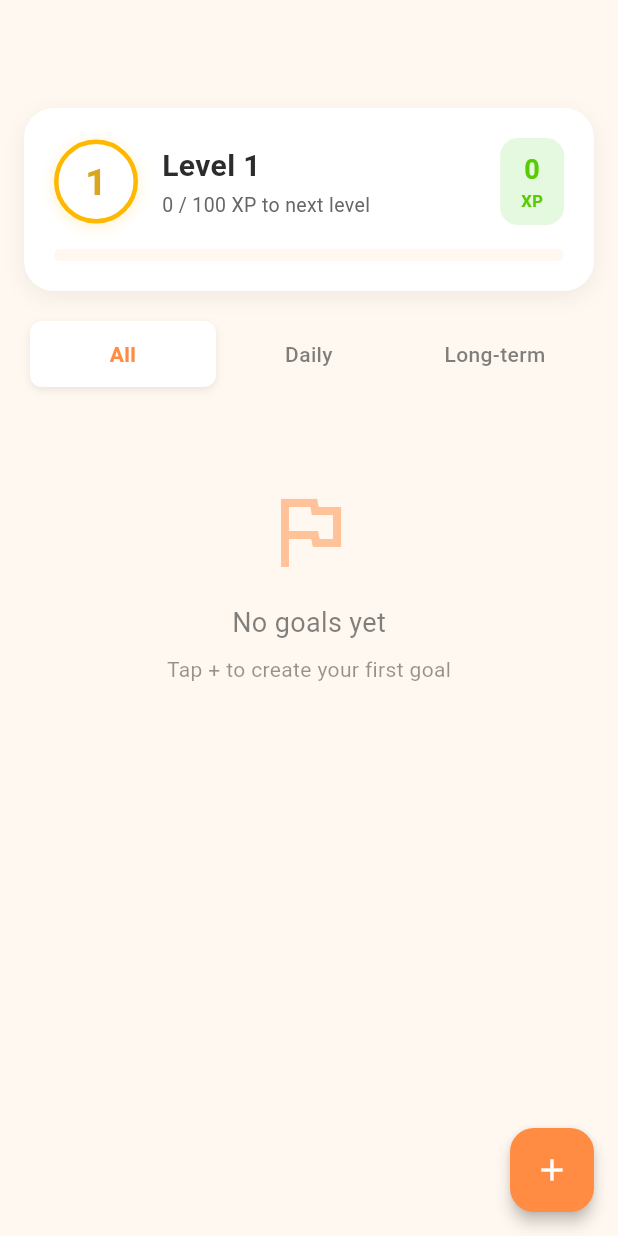
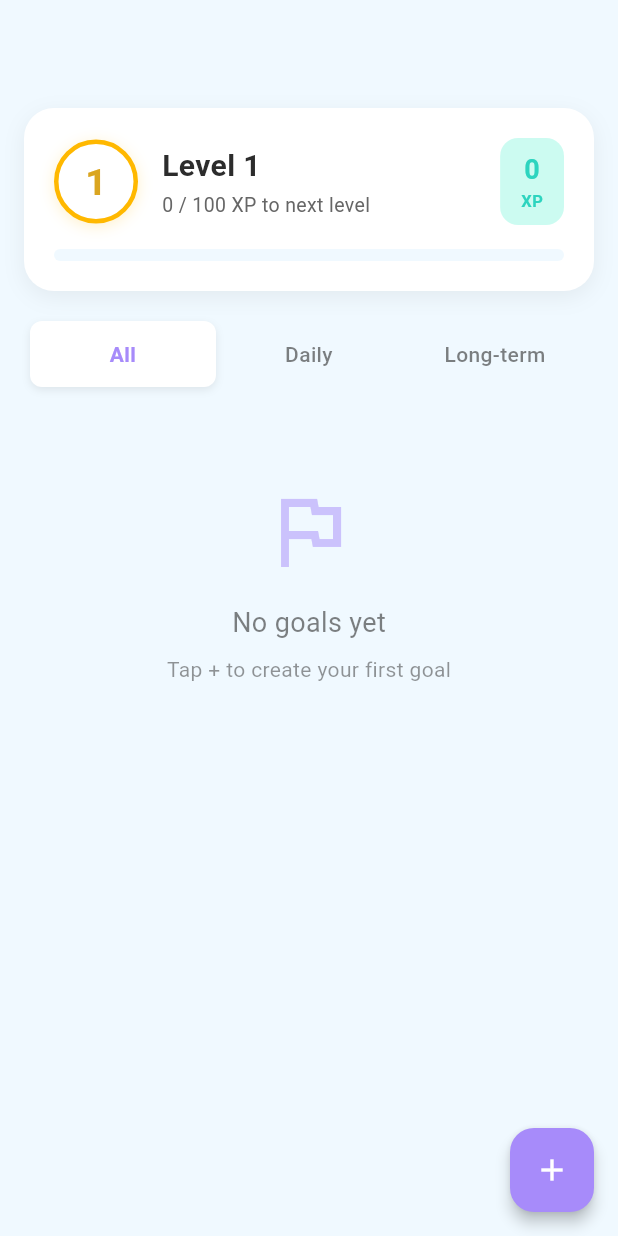
Before and after one commit to ptan24b58/catalist, a Flutter app: the screen it shows after launch, on a phone screen of 412 x 824 dp. Run offline on Flutter 3.47's test engine with Material 3 defaults, Android fonts, the phone set to English and light mode, and no system bars; our stand-ins replace lottie, shared_preferences.

Commit message:
Color scheme update

```diff
--- a/lib/main.dart
+++ b/lib/main.dart
@@ -45,7 +45,7 @@ class GoalTrackerApp extends StatelessWidget {
     return ThemeData(
       useMaterial3: true,
       colorScheme: ColorScheme.light(
-        primary: AppColors.catOrange,
+        primary: AppColors.primary,
         onPrimary: Colors.white,
         secondary: AppColors.catBlue,
         onSecondary: Colors.white,
@@ -53,13 +53,13 @@ class GoalTrackerApp extends StatelessWidget {
         onTertiary: Colors.white,
         surface: Colors.white,
         onSurface: AppColors.textPrimary,
-        surfaceContainerHighest: AppColors.catCream,
+        surfaceContainerHighest: AppColors.surfaceTint,
         error: AppColors.error,
         onError: Colors.white,
-        outline: AppColors.catOrangeLight,
-        shadow: AppColors.catOrange.withValues(alpha: 0.2),
+        outline: AppColors.primaryLight,
+        shadow: AppColors.primary.withValues(alpha: 0.2),
       ),
-      scaffoldBackgroundColor: AppColors.catCream,
+      scaffoldBackgroundColor: AppColors.surfaceTint,
       appBarTheme: const AppBarTheme(
         backgroundColor: Colors.transparent,
         elevation: 0,
@@ -80,13 +80,13 @@ class GoalTrackerApp extends StatelessWidget {
         margin: EdgeInsets.zero,
       ),
       floatingActionButtonTheme: const FloatingActionButtonThemeData(
-        backgroundColor: AppColors.catOrange,
+        backgroundColor: AppColors.primary,
         foregroundColor: Colors.white,
         elevation: 4,
       ),
       elevatedButtonTheme: ElevatedButtonThemeData(
         style: ElevatedButton.styleFrom(
-          backgroundColor: AppColors.catOrange,
+          backgroundColor: AppColors.primary,
           foregroundColor: Colors.white,
           elevation: 0,
           shape: RoundedRectangleBorder(
@@ -108,20 +108,20 @@ class GoalTrackerApp extends StatelessWidget {
         ),
         focusedBorder: OutlineInputBorder(
           borderRadius: BorderRadius.circular(16),
-          borderSide: const BorderSide(color: AppColors.catOrange, width: 2),
+          borderSide: const BorderSide(color: AppColors.primary, width: 2),
         ),
         contentPadding: const EdgeInsets.all(20),
       ),
       progressIndicatorTheme: const ProgressIndicatorThemeData(
-        color: AppColors.catOrange,
-        linearTrackColor: AppColors.catOrangeLight,
+        color: AppColors.primary,
+        linearTrackColor: AppColors.primaryLight,
       ),
       iconTheme: const IconThemeData(
-        color: AppColors.catOrange,
+        color: AppColors.primary,
       ),
       chipTheme: ChipThemeData(
         backgroundColor: Colors.white,
-        selectedColor: AppColors.catOrange,
+        selectedColor: AppColors.primary,
         checkmarkColor: Colors.white,
         labelStyle: const TextStyle(
           color: AppColors.textPrimary,
--- a/lib/screens/goals_list_screen.dart
+++ b/lib/screens/goals_list_screen.dart
@@ -184,7 +184,7 @@ class _GoalsListScreenState extends State<GoalsListScreen> {
                           children: [
                             StreakBadge(streak: _highestStreak, size: 22),
                             const SizedBox(width: 8),
-                            Text(
+                            const Text(
                               'day streak',
                               style: TextStyle(
                                 fontSize: 14,
@@ -517,7 +517,7 @@ class _GoalsListScreenState extends State<GoalsListScreen> {
           Icon(
             Icons.local_fire_department,
             size: 14,
-            color: Theme.of(context).colorScheme.primary,
+            color: AppColors.streakFlameOrange,
           ),
           const SizedBox(width: 4),
           Text(
--- a/lib/utils/app_colors.dart
+++ b/lib/utils/app_colors.dart
@@ -4,12 +4,20 @@ import 'package:flutter/material.dart';
 class AppColors {
   AppColors._(); // Private constructor to prevent instantiation
 
-  // ============ Cat Mascot Theme Colors ============
-  static const catOrange = Color(0xFFFF8C42);
-  static const catOrangeLight = Color(0xFFFFE4D1);
-  static const catCream = Color(0xFFFFF8F0);
-  static const catBlue = Color(0xFF5B9BD5);
+  // ============ Primary Palette (Ocean / Baby Blue) ============
+  /// Light purple – main primary (replaces #0284C7)
+  static const primary = Color(0xFFA78BFA);
+  /// Baby blue – light primary, backgrounds, tracks
+  static const primaryLight = Color(0xFFBAE6FD);
+  /// Soft blue-white – scaffold/surface tint
+  static const surfaceTint = Color(0xFFF0F9FF);
+  /// Medium blue – accents, links
+  static const catBlue = Color(0xFF0EA5E9);
   static const catGold = Color(0xFFFFB84D);
+  // Legacy aliases so existing UI uses new primary palette
+  static const catOrange = primary;
+  static const catOrangeLight = primaryLight;
+  static const catCream = surfaceTint;
 
   // ============ Text Colors ============
   static const textPrimary = Color(0xFF2C2C2C);
@@ -18,11 +26,12 @@ class AppColors {
 
   // ============ Semantic Colors ============
   static const error = Color(0xFFE57373);
-  static const success = Color(0xFF58CC02);
+  /// Softer teal – fits purple/blue without standing out.
+  static const success = Color(0xFF2DD4BF);
   static const warning = Color(0xFFFF9600);
 
-  // ============ Emotion/Mood Colors (Duolingo-inspired) ============
-  static const emotionHappy = Color(0xFF58CC02);
+  // ============ Emotion/Mood Colors ============
+  static const emotionHappy = Color(0xFF2DD4BF);
   static const emotionNeutral = Color(0xFF1CB0F6);
   static const emotionWorried = Color(0xFFFF9600);
   static const emotionSad = Color(0xFFFF4B4B);
@@ -33,7 +42,9 @@ class AppColors {
   static const surfaceWhite = Colors.white;
 
   // ============ Gamification Colors (Duolingo-inspired) ============
-  // Streak tier colors
+  /// Streak flame/emoji – always orange (unchanged by primary palette)
+  static const streakFlameOrange = Color(0xFFFF8C42);
+  // Streak tier colors (warm orange → gold)
   static const streakBronze = Color(0xFFFF8C42);      // 1-6 days
   static const streakSilver = Color(0xFFFF6B35);      // 7-13 days
   static const streakGold = Color(0xFFFF4500);        // 14-29 days
@@ -44,10 +55,12 @@ class AppColors {
   static const crownGoldDark = Color(0xFFDAA520);
   static const crownShine = Color(0xFFFFF8DC);
 
-  // XP colors
-  static const xpGreen = Color(0xFF58CC02);
-  static const xpGreenLight = Color(0xFF89E219);
-  static const xpBackground = Color(0xFFE5F8E0);
+  // XP / progress – 2DD4BF accent, CCFBF1 background
+  static const xpGreen = Color(0xFF2DD4BF);
+  static const xpGreenLight = Color(0xFF2DD4BF);
+  static const xpBackground = Color(0xFFCCFBF1);
+  /// Classic Duolingo-style green if you prefer it later
+  static const xpGreenLegacy = Color(0xFF58CC02);
 
   // Level badge colors
   static const levelBadgeGold = Color(0xFFFFB800);
--- a/lib/widgets/gamification/xp_burst.dart
+++ b/lib/widgets/gamification/xp_burst.dart
@@ -126,5 +126,5 @@ class _XPEntry {
   final int id;
   final int amount;
 
-  _XPEntry({required this.id, required this.amount});
+  const _XPEntry({required this.id, required this.amount});
 }
```
Also changed, not shown: lib/screens/add_goal_screen.dart (+9 -9 lines), lib/screens/goal_detail_screen.dart (+6 -2 lines), lib/utils/gamification.dart (+4 -4 lines), lib/widgets/gamification/streak_badge.dart (+6 -5 lines).
